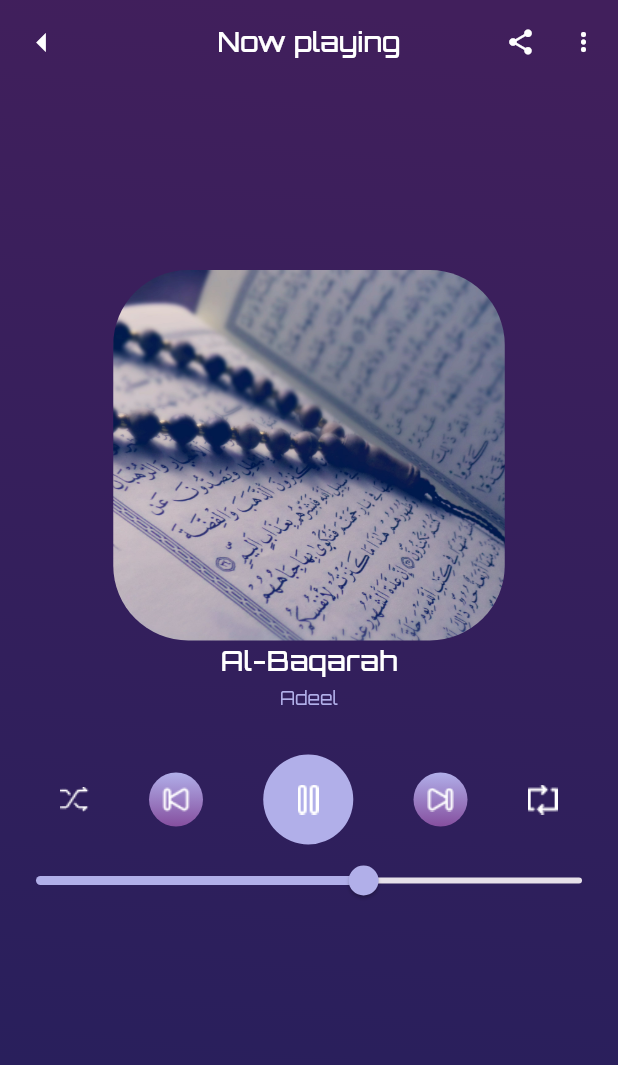
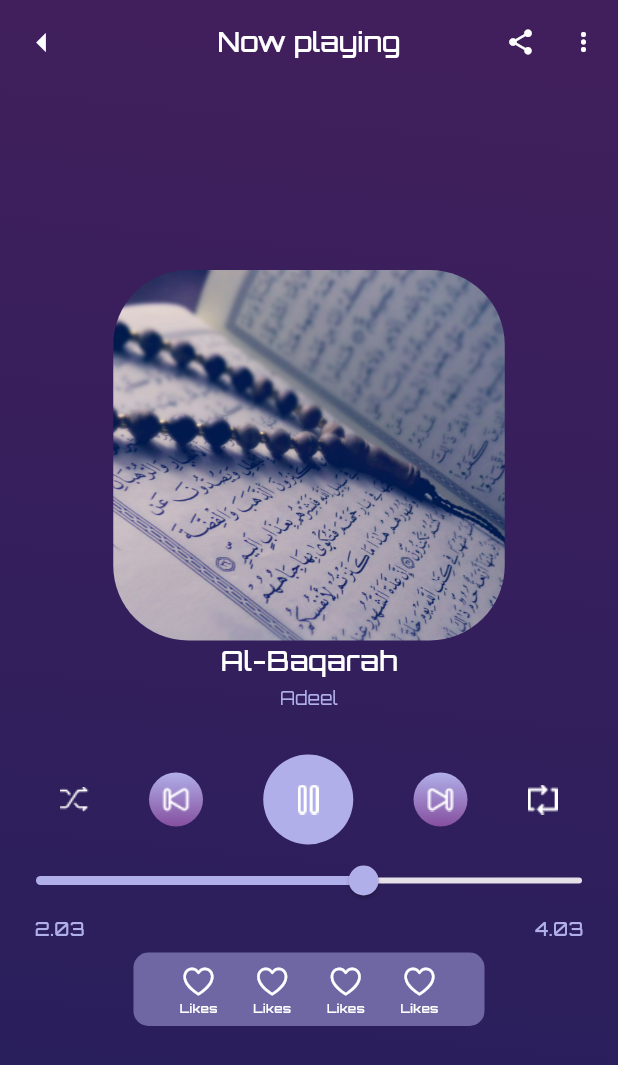
Before and after one commit to salahswidan/audio_player_app, a Flutter app: the PlayMusicScreen screen opened by its route, on a phone screen of 412 x 824 dp. Shown: the top 1065 px of the screen. Run offline on Flutter 3.47's test engine with Material 3 defaults, Android fonts, the phone set to English and light mode, and no system bars.

Commit message:
CustomToolsPlaySoura

```diff
--- a/lib/features/play_soura/screens/play_soura_screen.dart
+++ b/lib/features/play_soura/screens/play_soura_screen.dart
@@ -1,10 +1,12 @@
 import 'package:audio_player_app/features/play_soura/widgets/custom_app_bar_play_soura_screen.dart';
 import 'package:audio_player_app/features/play_soura/widgets/custom_botton_controller_play_soura.dart';
 import 'package:audio_player_app/models/soura_model.dart';
+import 'package:flutter/cupertino.dart';
 import 'package:flutter/material.dart';
 
 import '../../../core/resourses/color_managers.dart';
 import '../widgets/custom_soura_details_play_screen.dart';
+import '../widgets/custom_tools_play_soura.dart';
 
 class PlayMusicScreen extends StatelessWidget {
   const PlayMusicScreen({
@@ -43,8 +45,30 @@ class PlayMusicScreen extends StatelessWidget {
                   CustomBottonControllerPlaySoura(
                     value: 0.6,
                     onChange: (value) {},
-
                   ),
+                  Padding(
+                    padding: const EdgeInsets.symmetric(horizontal: 23.0),
+                    child: Row(
+                      mainAxisAlignment: MainAxisAlignment.spaceBetween,
+                      children: [
+                        Text(
+                          "2.03",
+                          style: TextStyle(
+                              fontSize: 12,
+                              fontWeight: FontWeight.w500,
+                              color: ColorManagers.klightWhiteColor),
+                        ),
+                        Text(
+                          "4.03",
+                          style: TextStyle(
+                              fontSize: 12,
+                              fontWeight: FontWeight.w500,
+                              color: ColorManagers.klightWhiteColor),
+                        ),
+                      ],
+                    ),
+                  ),
+                  CustomToolsPlaySoura(),
                 ],
               ),
             ),
--- a/lib/features/play_soura/widgets/custom_botton_controller_play_soura.dart
+++ b/lib/features/play_soura/widgets/custom_botton_controller_play_soura.dart
@@ -61,9 +61,12 @@ class CustomBottonControllerPlaySoura extends StatelessWidget {
           ],
         ),
         Slider(
+
           value: value,
           onChanged: onChange,
           activeColor: ColorManagers.klightWhiteColor,
+
+
         )
       ],
     );
--- /dev/null
+++ b/lib/features/play_soura/widgets/custom_tools_play_soura.dart
@@ -0,0 +1,92 @@
+
+import 'package:flutter/cupertino.dart';
+import 'package:flutter/material.dart';
+
+import '../../../core/resourses/color_managers.dart';
+
+class CustomToolsPlaySoura extends StatelessWidget {
+  const CustomToolsPlaySoura({
+    super.key,
+  });
+
+  @override
+  Widget build(BuildContext context) {
+    return Container(
+      padding: EdgeInsets.all(7),
+      decoration: ShapeDecoration(
+          color: ColorManagers.klightWhiteColor.withOpacity(0.50),
+          shape: RoundedRectangleBorder(
+              borderRadius: BorderRadius.circular(10))),
+      margin: EdgeInsets.symmetric(horizontal: 89, vertical: 7),
+      child: Row(
+        mainAxisAlignment: MainAxisAlignment.spaceEvenly,
+        children: [
+          Column(
+            children: [
+              Icon(
+                CupertinoIcons.heart,
+                size: 24,
+                color: Colors.white,
+              ),
+              Text(
+                "Likes",
+                style: TextStyle(
+                    color: Colors.white,
+                    fontSize: 8,
+                    fontWeight: FontWeight.w500),
+              ),
+            ],
+          ),
+          Column(
+            children: [
+              Icon(
+                CupertinoIcons.heart,
+                size: 24,
+                color: Colors.white,
+              ),
+              Text(
+                "Likes",
+                style: TextStyle(
+                    color: Colors.white,
+                    fontSize: 8,
+                    fontWeight: FontWeight.w500),
+              ),
+            ],
+          ),
+          Column(
+            children: [
+              Icon(
+                CupertinoIcons.heart,
+                size: 24,
+                color: Colors.white,
+              ),
+              Text(
+                "Likes",
+                style: TextStyle(
+                    color: Colors.white,
+                    fontSize: 8,
+                    fontWeight: FontWeight.w500),
+              ),
+            ],
+          ),
+          Column(
+            children: [
+              Icon(
+                CupertinoIcons.heart,
+                size: 24,
+                color: Colors.white,
+              ),
+              Text(
+                "Likes",
+                style: TextStyle(
+                    color: Colors.white,
+                    fontSize: 8,
+                    fontWeight: FontWeight.w500),
+              ),
+            ],
+          ),
+        ],
+      ),
+    );
+  }
+}
```
